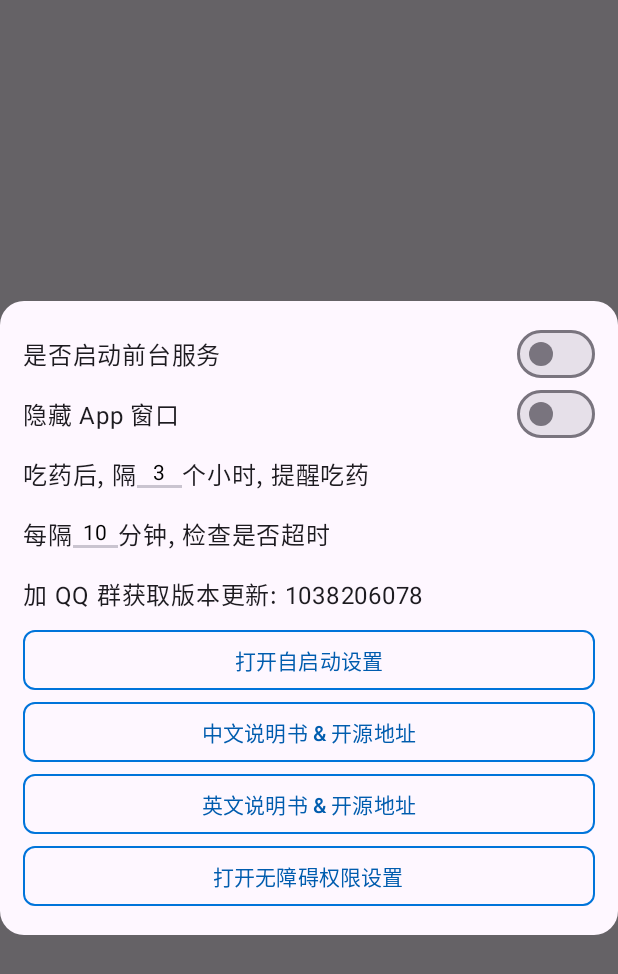
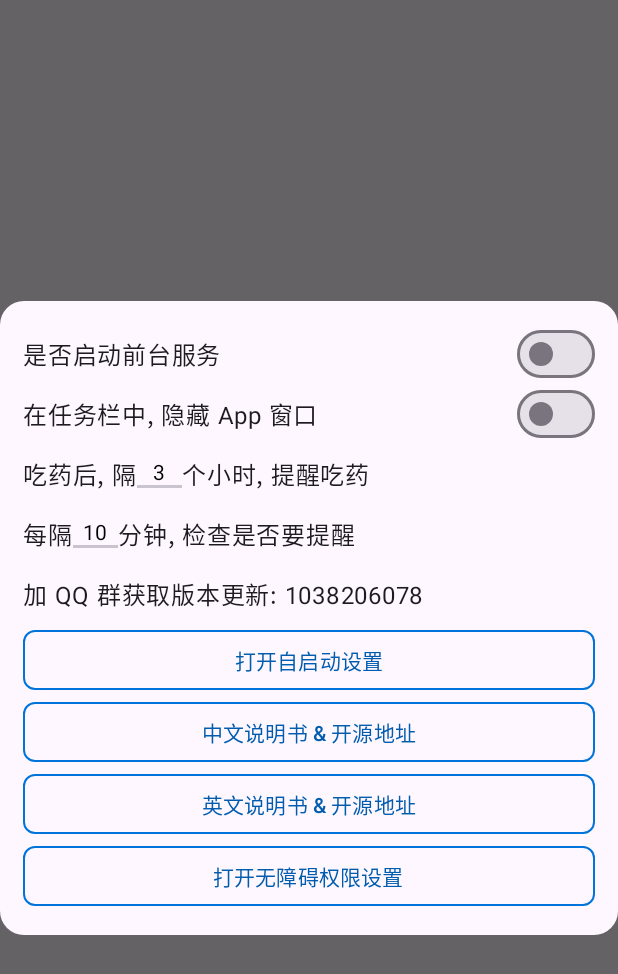
Before and after one commit to HHsomeHand/did-i-take-my-meds, an Android app built with Jetpack Compose: the composable HomeScreen shown on its own in the app's theme, after a tap on "高级设置", on a phone screen of 412 x 824 dp. Shown: the top 974 px of the screen. Run offline under Robolectric (Android 15) with nearby library versions, the phone set to English and light mode, and no system bars; libraries missing offline, so code that uses them is left out: com.judemanutd.autostarter, com.permissionx.guolindev; 1 statement that could not run was skipped.

Commit message:
ui: 调整 MedNotificationSection 提示文案, 方便阅读

```diff
--- a/app/src/main/java/com/github/hhsomehand/ui/MedNotificationSection.kt
+++ b/app/src/main/java/com/github/hhsomehand/ui/MedNotificationSection.kt
@@ -111,7 +111,6 @@ fun MedNotificationSection() {
             )
 
         ) {
-
             Row(
                 verticalAlignment = Alignment.CenterVertically,
                 modifier = ConfigRowHeight
@@ -158,7 +157,7 @@ fun MedNotificationSection() {
                     onValueChange = { minToCheck = it },
                 )
 
-                Text(text = "分钟, 检查是否超时")
+                Text(text = "分钟, 检查是否要提醒")
             }
 
             Row(
@@ -216,7 +215,7 @@ fun HideAppSection() {
         verticalAlignment = Alignment.CenterVertically,
         modifier = ConfigRowHeight
     ) {
-        Text(text = "隐藏 App 窗口")
+        Text(text = "在任务栏中, 隐藏 App 窗口")
 
         Box(
             modifier = Modifier
```
